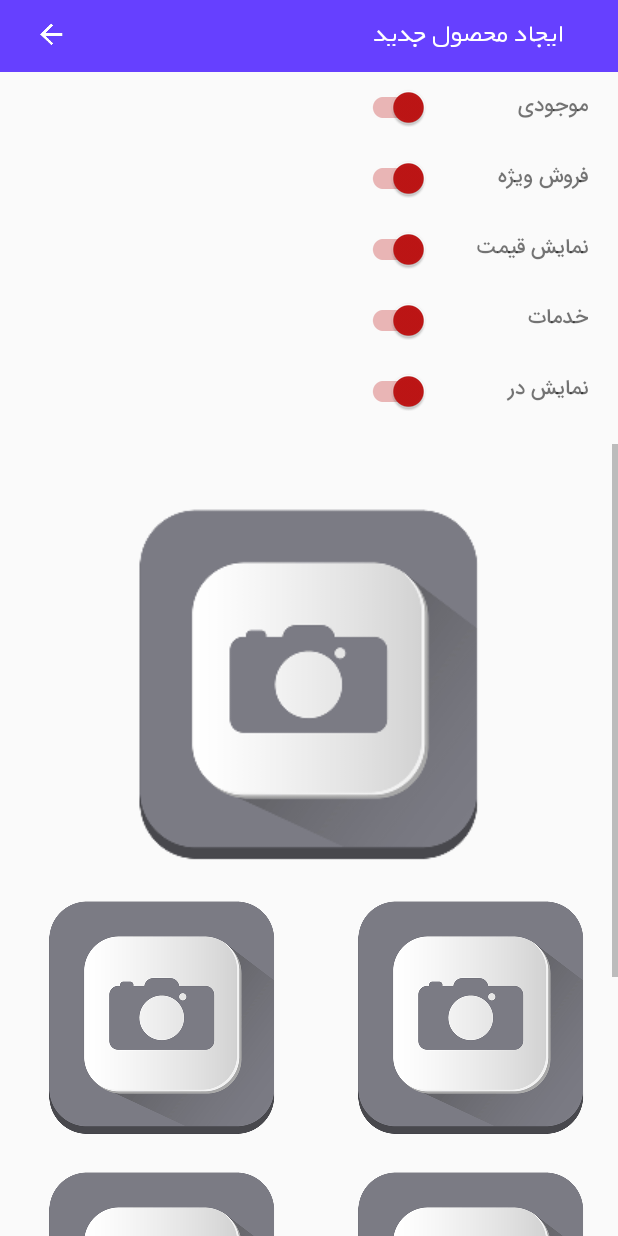
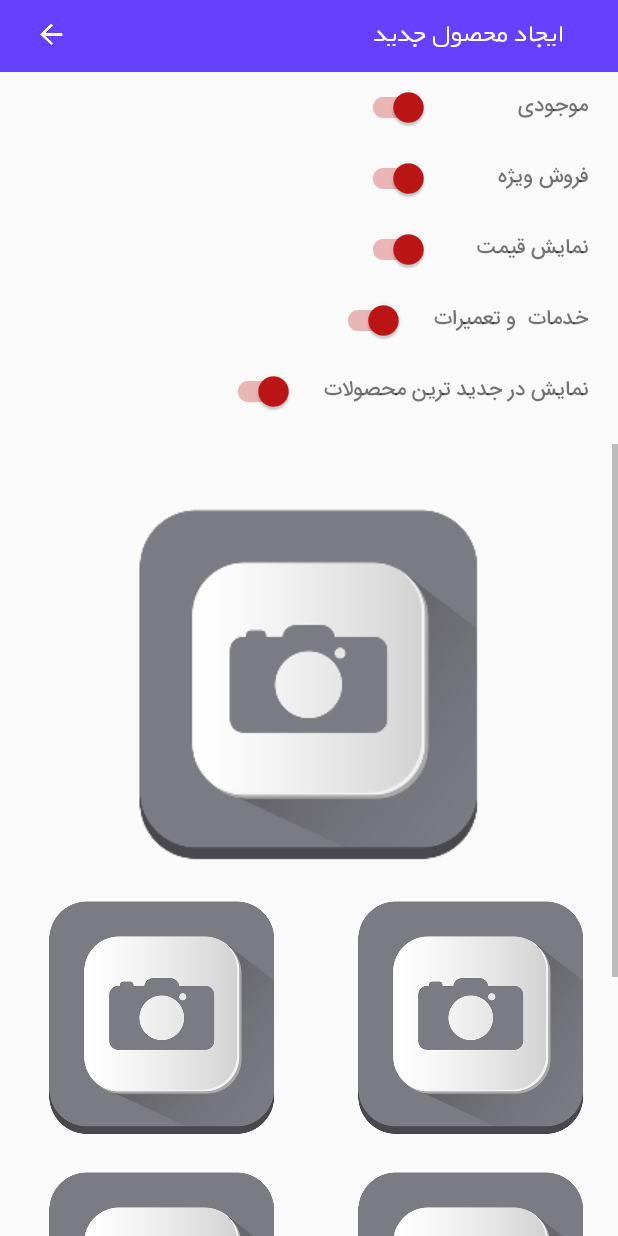
Before and after one commit to worldsat/KoshanGazAdmin, an Android app: the New_Product screen opened directly, with no data from a screen before it, scrolled down 542 dp, on a phone screen of 412 x 824 dp. Run offline under Robolectric (Android 15) with nearby library versions, the phone set to English and light mode, and no system bars; our stand-ins replace Volley; libraries missing offline, so code that uses them is left out: com.afollestad.materialdialogs; pictures from the network do not load.

Commit message:
تغییرات محصولات جدید

```diff
--- a/app/src/main/java/ir/koshangas/pasargad/DateVolley.java
+++ b/app/src/main/java/ir/koshangas/pasargad/DateVolley.java
@@ -76,6 +76,8 @@ public class DateVolley {
     private static List<String> OtherImageItems = new ArrayList<>();
     private static List<String> ShowPrice = new ArrayList<>();
     private static List<String> olaviat = new ArrayList<>();
+    private static List<String> khadamat = new ArrayList<>();
+    private static List<String> newList= new ArrayList<>();
 
     private String url;
     private int rq;
@@ -627,8 +629,8 @@ public class DateVolley {
                             AvailableItems.clear();
                             SpecialItems.clear();
                             PercentDiscountItems.clear();
-
-
+                            newList.clear();
+                            khadamat.clear();
                             DiscountItems.clear();
                             IdItems.clear();
                             DescriptionItems.clear();
@@ -700,6 +702,8 @@ public class DateVolley {
                                     ShowPrice.add(person.getString("ShowPrice"));
                                     olaviat.add(person.getString("olaviat"));
                                     PercentDiscountItems.add(person.getString("PercentDiscount"));
+                                    newList.add(person.getString("newList"));
+                                    khadamat.add(person.getString("khadamat"));
                                 } else {
                                     String image = "";
                                     String description = "";
@@ -744,7 +748,7 @@ public class DateVolley {
                             try {
                                 recyclerViewlist.setLayoutManager(new LinearLayoutManager(context));
                                 if (Mode.equals("activity_product") || Mode.equals("search_product")) {
-                                    ad2 = new getProductsAdapter(context, ShowPrice, olaviat, DiscountItems, IdItems, DescriptionItems, NameItems, priceItems, MainImageItems, Image1Items, Image2Items, Votes, Image3Items, Image4Items, Image5Items, Image6Items, OtherImageItems, CategoryItems, AvailableItems, SpecialItems, PercentDiscountItems, recyclerViewlist);
+                                    ad2 = new getProductsAdapter(context, ShowPrice, olaviat, DiscountItems, IdItems, DescriptionItems, NameItems, priceItems, MainImageItems, Image1Items, Image2Items, Votes, Image3Items, Image4Items, Image5Items, Image6Items, OtherImageItems, CategoryItems, AvailableItems, SpecialItems, PercentDiscountItems,khadamat,newList, recyclerViewlist);
                                     recyclerViewlist.setAdapter(ad2);
                                 } else {
                                     ad = new RVAdapter(context, Mode, NameItems, IdItems, ParentItems, ImageItems, DescriptionItems, CategoryItems, AvailableItems, recyclerViewlist);
--- a/app/src/main/res/layout/activity_new_product.xml
+++ b/app/src/main/res/layout/activity_new_product.xml
@@ -9,10 +9,8 @@
     android:layout_height="match_parent"
     tools:context=".product.New_Product">
 
-    <LinearLayout xmlns:android="http://schemas.android.com/apk/res/android"
+    <LinearLayout
 
-        xmlns:app="http://schemas.android.com/apk/res-auto"
-        xmlns:tools="http://schemas.android.com/tools"
         android:layout_width="match_parent"
         android:layout_height="match_parent"
         android:orientation="vertical"
@@ -332,66 +330,66 @@
                         android:layout_weight="0.5" />
 
                 </LinearLayout>
+
                 <LinearLayout
-                    android:layout_width="match_parent"
+                    android:layout_width="wrap_content"
                     android:layout_height="match_parent"
-                    android:layout_marginLeft="200dp"
+                    android:layout_gravity="right"
+                    android:layout_marginLeft="20dp"
+                    android:layout_marginTop="20dp"
                     android:layout_marginRight="20dp"
-                    android:layout_marginTop="20dp"
                     android:gravity="right"
                     android:orientation="horizontal">
 
                     <android.support.v7.widget.SwitchCompat
                         android:id="@+id/switchKhadamat"
-                        android:layout_width="0dp"
+                        android:layout_width="wrap_content"
                         android:layout_height="wrap_content"
                         android:layout_marginRight="20dp"
-                        android:layout_weight="0.5"
                         android:checked="true"
                         android:theme="@style/MySwitch"
                         android:visibility="visible" />
 
                     <TextView
                         android:id="@+id/specialSwith5"
-                        android:layout_width="0dp"
+                        android:layout_width="wrap_content"
                         android:layout_height="match_parent"
                         android:layout_gravity="right"
                         android:fontFamily="@font/sans_bold"
                         android:gravity="center_vertical"
-                        android:text="خدمات تعمیرات"
-                        android:visibility="visible"
-                        android:layout_weight="0.5" />
+                        android:text="خدمات  و تعمیرات"
+                        android:visibility="visible" />
 
                 </LinearLayout>
+
                 <LinearLayout
-                    android:layout_width="match_parent"
+                    android:layout_width="wrap_content"
                     android:layout_height="match_parent"
-                    android:layout_marginLeft="200dp"
+                    android:layout_gravity="right"
+                    android:layout_marginLeft="10dp"
+                    android:layout_marginTop="20dp"
                     android:layout_marginRight="20dp"
-                    android:layout_marginTop="20dp"
                     android:gravity="right"
                     android:orientation="horizontal">
 
                     <android.support.v7.widget.SwitchCompat
                         android:id="@+id/switchNewProduct"
-                        android:layout_width="0dp"
+                        android:layout_width="wrap_content"
                         android:layout_height="wrap_content"
                         android:layout_marginRight="20dp"
-                        android:layout_weight="0.5"
                         android:checked="true"
                         android:theme="@style/MySwitch"
                         android:visibility="visible" />
 
                     <TextView
                         android:id="@+id/specialSwith3"
-                        android:layout_width="0dp"
+                        android:layout_width="wrap_content"
                         android:layout_height="match_parent"
                         android:layout_gravity="right"
                         android:fontFamily="@font/sans_bold"
                         android:gravity="center_vertical"
                         android:text="نمایش در جدید ترین محصولات"
-                        android:visibility="visible"
-                        android:layout_weight="0.5" />
+                        android:visibility="visible" />
 
                 </LinearLayout>
                 <RelativeLayout
```
Also changed, not shown: app/src/main/java/ir/koshangas/pasargad/product/New_Product.java (+4 -4 lines), app/src/main/java/ir/koshangas/pasargad/product/getProductsAdapter.java (+6 -2 lines).
